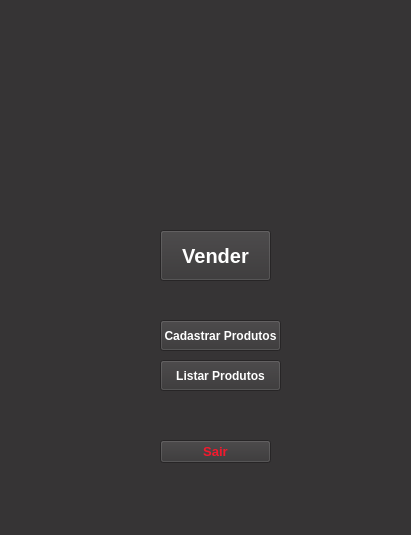
First picture: the form in ui/segunda_tela.ui, repository TiagoTHS/Sistema-Simples-de-Cadastro, before the edit.
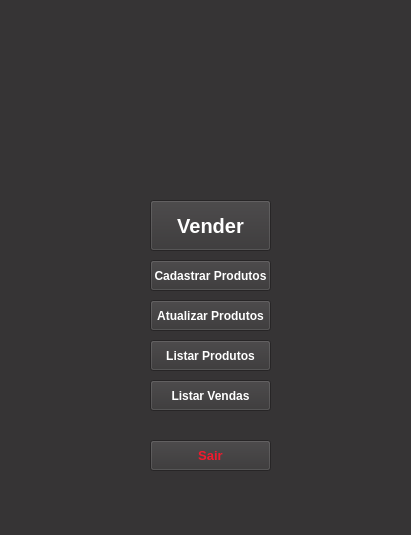
Second picture: the form after the edit. Icons and pictures are not drawn.

Diff of the .ui file:
```diff
--- a/ui/segunda_tela.ui
+++ b/ui/segunda_tela.ui
@@ -43,8 +43,8 @@
    <widget class="QPushButton" name="pushButton">
     <property name="geometry">
      <rect>
-      <x>160</x>
-      <y>320</y>
+      <x>150</x>
+      <y>260</y>
       <width>121</width>
       <height>31</height>
      </rect>
@@ -65,8 +65,8 @@
    <widget class="QPushButton" name="pushButton_2">
     <property name="geometry">
      <rect>
-      <x>160</x>
-      <y>360</y>
+      <x>150</x>
+      <y>340</y>
       <width>121</width>
       <height>31</height>
      </rect>
@@ -87,9 +87,9 @@
    <widget class="QPushButton" name="pushButton_3">
     <property name="geometry">
      <rect>
-      <x>160</x>
-      <y>230</y>
-      <width>111</width>
+      <x>150</x>
+      <y>200</y>
+      <width>121</width>
       <height>51</height>
      </rect>
     </property>
@@ -110,10 +110,10 @@
    <widget class="QPushButton" name="pushButton_4">
     <property name="geometry">
      <rect>
-      <x>160</x>
+      <x>150</x>
       <y>440</y>
-      <width>111</width>
-      <height>23</height>
+      <width>121</width>
+      <height>31</height>
      </rect>
     </property>
     <property name="font">
@@ -130,6 +130,50 @@
      <string>Sair</string>
     </property>
    </widget>
+   <widget class="QPushButton" name="pushButton_5">
+    <property name="geometry">
+     <rect>
+      <x>150</x>
+      <y>380</y>
+      <width>121</width>
+      <height>31</height>
+     </rect>
+    </property>
+    <property name="font">
+     <font>
+      <weight>75</weight>
+      <bold>true</bold>
+     </font>
+    </property>
+    <property name="styleSheet">
+     <string notr="true">color: rgb(255, 255, 255);</string>
+    </property>
+    <property name="text">
+     <string>Listar Vendas</string>
+    </property>
+   </widget>
+   <widget class="QPushButton" name="pushButton_6">
+    <property name="geometry">
+     <rect>
+      <x>150</x>
+      <y>300</y>
+      <width>121</width>
+      <height>31</height>
+     </rect>
+    </property>
+    <property name="font">
+     <font>
+      <weight>75</weight>
+      <bold>true</bold>
+     </font>
+    </property>
+    <property name="styleSheet">
+     <string notr="true">color: rgb(255, 255, 255);</string>
+    </property>
+    <property name="text">
+     <string>Atualizar Produtos</string>
+    </property>
+   </widget>
   </widget>
   <widget class="QMenuBar" name="menubar">
    <property name="geometry">
```
